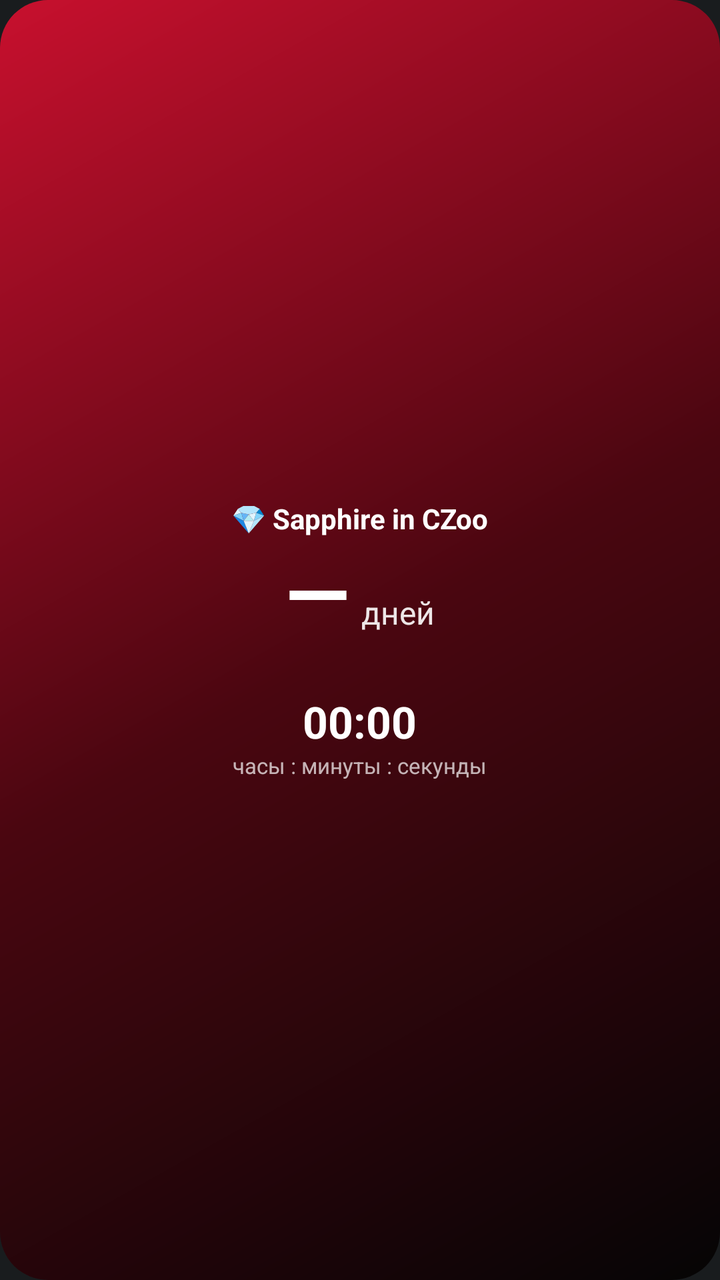
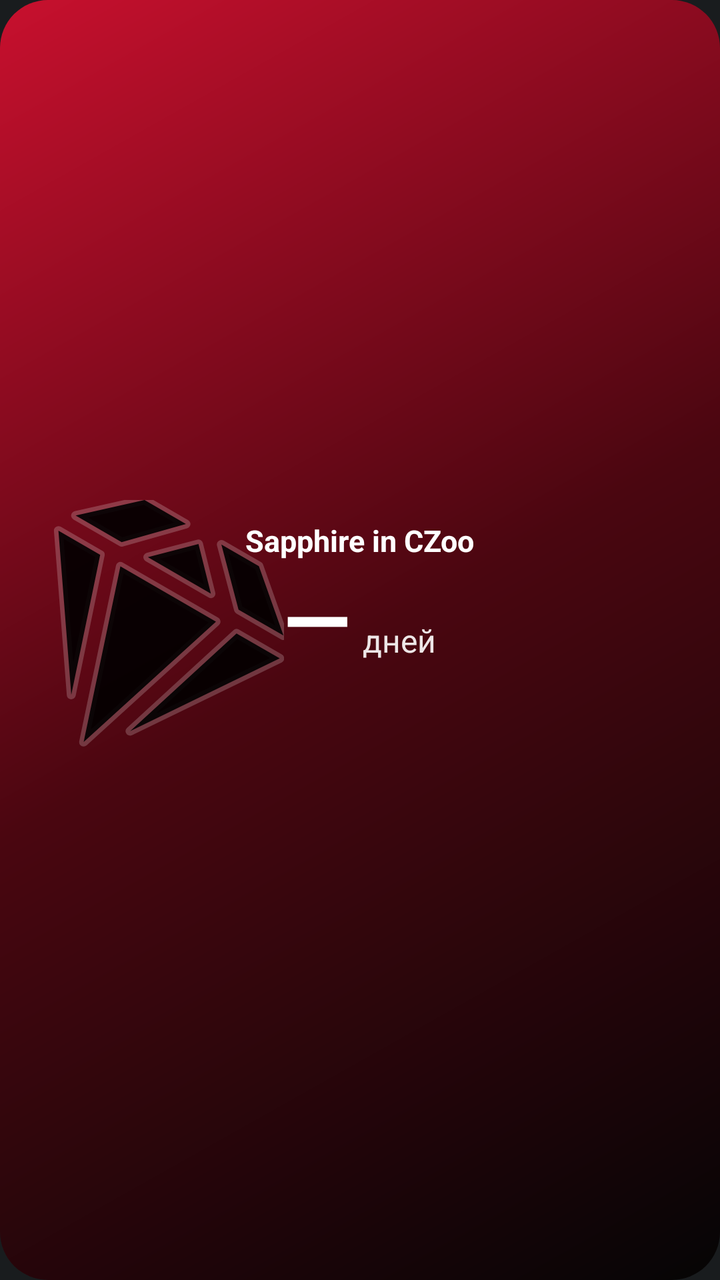

Two renders of the same Android screen: before a commit and after it. Below are the layout's source before the change and the commit's diff.
<!-- AndroidManifest.xml: application theme android:Theme.DeviceDefault.NoActionBar -->
<!-- res/layout/widget.xml -->
<?xml version="1.0" encoding="utf-8"?>
<LinearLayout xmlns:android="http://schemas.android.com/apk/res/android"
    android:id="@+id/root"
    android:layout_width="match_parent"
    android:layout_height="match_parent"
    android:background="@drawable/widget_bg"
    android:gravity="center"
    android:orientation="vertical"
    android:padding="12dp">

    <TextView
        android:id="@+id/title"
        android:layout_width="wrap_content"
        android:layout_height="wrap_content"
        android:text="💎 Sapphire in CZoo"
        android:textColor="#FFFFFF"
        android:textSize="14sp"
        android:textStyle="bold" />

    <LinearLayout
        android:layout_width="wrap_content"
        android:layout_height="wrap_content"
        android:gravity="bottom"
        android:orientation="horizontal">

        <TextView
            android:id="@+id/days"
            android:layout_width="wrap_content"
            android:layout_height="wrap_content"
            android:text="—"
            android:textColor="#FFFFFF"
            android:textSize="42sp"
            android:textStyle="bold" />

        <TextView
            android:id="@+id/days_label"
            android:layout_width="wrap_content"
            android:layout_height="wrap_content"
            android:paddingStart="6dp"
            android:paddingBottom="8dp"
            android:text="дней"
            android:textColor="#E6FFFFFF"
            android:textSize="16sp" />
    </LinearLayout>

    <TextView
        android:id="@+id/extra"
        android:layout_width="wrap_content"
        android:layout_height="wrap_content"
        android:text=""
        android:textColor="#E6FFFFFF"
        android:textSize="14sp" />

    <Chronometer
        android:id="@+id/clock"
        android:layout_width="wrap_content"
        android:layout_height="wrap_content"
        android:layout_marginTop="2dp"
        android:textColor="#FFFFFF"
        android:textSize="22sp"
        android:textStyle="bold" />

    <TextView
        android:id="@+id/hint"
        android:layout_width="wrap_content"
        android:layout_height="wrap_content"
        android:text="часы : минуты : секунды"
        android:textColor="#B3FFFFFF"
        android:textSize="11sp" />
</LinearLayout>
<!-- resources referenced by this layout -->
<resources>
  <!-- drawable widget_bg (drawable) -->
  <?xml version="1.0" encoding="utf-8"?>
  <shape xmlns:android="http://schemas.android.com/apk/res/android" android:shape="rectangle">
      <gradient
          android:angle="315"
          android:startColor="#C8102E"
          android:centerColor="#4A0610"
          android:endColor="#050505" />
      <corners android:radius="24dp" />
  </shape>
</resources>

<!-- the commit's change to res/layout/widget.xml (unified diff, before → after) -->
@@ -1,70 +1,77 @@
 <?xml version="1.0" encoding="utf-8"?>
-<LinearLayout xmlns:android="http://schemas.android.com/apk/res/android"
+<FrameLayout xmlns:android="http://schemas.android.com/apk/res/android"
     android:id="@+id/root"
     android:layout_width="match_parent"
     android:layout_height="match_parent"
-    android:background="@drawable/widget_bg"
-    android:gravity="center"
-    android:orientation="vertical"
-    android:padding="12dp">
+    android:background="@drawable/widget_bg">
 
-    <TextView
-        android:id="@+id/title"
-        android:layout_width="wrap_content"
-        android:layout_height="wrap_content"
-        android:text="💎 Sapphire in CZoo"
-        android:textColor="#FFFFFF"
-        android:textSize="14sp"
-        android:textStyle="bold" />
+    <ImageView
+        android:layout_width="140dp"
+        android:layout_height="140dp"
+        android:layout_gravity="start|center_vertical"
+        android:layout_marginStart="2dp"
+        android:scaleType="fitCenter"
+        android:src="@drawable/diamond" />
 
     <LinearLayout
-        android:layout_width="wrap_content"
-        android:layout_height="wrap_content"
-        android:gravity="bottom"
-        android:orientation="horizontal">
+        android:layout_width="match_parent"
+        android:layout_height="match_parent"
+        android:gravity="center"
+        android:orientation="vertical"
+        android:padding="12dp">
 
         <TextView
-            android:id="@+id/days"
+            android:id="@+id/title"
             android:layout_width="wrap_content"
             android:layout_height="wrap_content"
-            android:text="—"
+            android:text="Sapphire in CZoo"
             android:textColor="#FFFFFF"
-            android:textSize="42sp"
+            android:textSize="15sp"
+            android:textStyle="bold" />
+
+        <LinearLayout
+            android:layout_width="wrap_content"
+            android:layout_height="wrap_content"
+            android:gravity="bottom"
+            android:orientation="horizontal">
+
+            <TextView
+                android:id="@+id/days"
+                android:layout_width="wrap_content"
+                android:layout_height="wrap_content"
+                android:text="—"
+                android:textColor="#FFFFFF"
+                android:textSize="44sp"
+                android:textStyle="bold" />
+
+            <TextView
+                android:id="@+id/days_label"
+                android:layout_width="wrap_content"
+                android:layout_height="wrap_content"
+                android:paddingStart="6dp"
+                android:paddingBottom="8dp"
+                android:text="дней"
+                android:textColor="#E6FFFFFF"
+                android:textSize="16sp" />
+        </LinearLayout>
+
+        <TextView
+            android:id="@+id/extra"
+            android:layout_width="wrap_content"
+            android:layout_height="wrap_content"
+            android:gravity="center"
+            android:text=""
+            android:textColor="#FFFFFF"
+            android:textSize="17sp"
             android:textStyle="bold" />
 
         <TextView
-            android:id="@+id/days_label"
+            android:id="@+id/hint"
             android:layout_width="wrap_content"
             android:layout_height="wrap_content"
-            android:paddingStart="6dp"
-            android:paddingBottom="8dp"
-            android:text="дней"
-            android:textColor="#E6FFFFFF"
-            android:textSize="16sp" />
+            android:layout_marginTop="2dp"
+            android:text=""
+            android:textColor="#B3FFFFFF"
+            android:textSize="12sp" />
     </LinearLayout>
-
-    <TextView
-        android:id="@+id/extra"
-        android:layout_width="wrap_content"
-        android:layout_height="wrap_content"
-        android:text=""
-        android:textColor="#E6FFFFFF"
-        android:textSize="14sp" />
-
-    <Chronometer
-        android:id="@+id/clock"
-        android:layout_width="wrap_content"
-        android:layout_height="wrap_content"
-        android:layout_marginTop="2dp"
-        android:textColor="#FFFFFF"
-        android:textSize="22sp"
-        android:textStyle="bold" />
-
-    <TextView
-        android:id="@+id/hint"
-        android:layout_width="wrap_content"
-        android:layout_height="wrap_content"
-        android:text="часы : минуты : секунды"
-        android:textColor="#B3FFFFFF"
-        android:textSize="11sp" />
-</LinearLayout>
+</FrameLayout>
<!-- resource entries referenced after the edit -->
@@ -1,5 +1,23 @@
 <!-- resources referenced by this layout -->
 <resources>
+  <!-- drawable diamond (drawable) -->
+  <?xml version="1.0" encoding="utf-8"?>
+  <vector xmlns:android="http://schemas.android.com/apk/res/android"
+      android:width="200dp" android:height="200dp"
+      android:viewportWidth="630" android:viewportHeight="630">
+      <group android:rotation="30" android:pivotX="315" android:pivotY="315"
+          android:scaleX="0.92" android:scaleY="0.92">
+          <path
+              android:fillColor="#00000000"
+              android:strokeColor="#33FFFFFF"
+              android:strokeWidth="22"
+              android:strokeLineJoin="round"
+              android:pathData="M145,18 L262,18 L148,135 L18,135 Z M313,45 L400,135 L222,135 Z M362,18 L468,18 L605,135 L478,135 Z M0,188 L118,188 L228,520 Z M175,188 L445,188 L312,605 Z M503,188 L625,188 L397,525 Z" />
+          <path
+              android:fillColor="#E6000000"
+              android:pathData="M145,18 L262,18 L148,135 L18,135 Z M313,45 L400,135 L222,135 Z M362,18 L468,18 L605,135 L478,135 Z M0,188 L118,188 L228,520 Z M175,188 L445,188 L312,605 Z M503,188 L625,188 L397,525 Z" />
+      </group>
+  </vector>
   <!-- drawable widget_bg (drawable) -->
   <?xml version="1.0" encoding="utf-8"?>
   <shape xmlns:android="http://schemas.android.com/apk/res/android" android:shape="rectangle">
